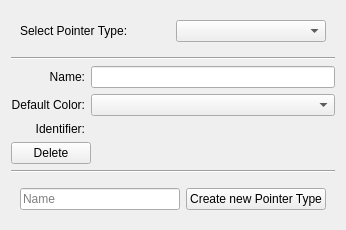
Qt form src/Interface/PointerTypePage.ui (KDE/rocs) before a commit.
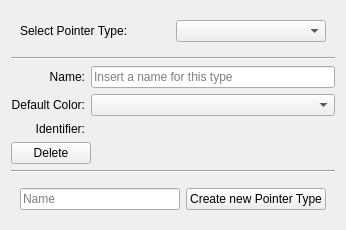
The same form after that commit. Custom widgets are drawn as their Qt base class.

Commit message: Set default type names.

The edit to the form file:
```diff
--- a/src/Interface/PointerTypePage.ui
+++ b/src/Interface/PointerTypePage.ui
@@ -56,7 +56,14 @@
       </widget>
      </item>
      <item row="0" column="1">
-      <widget class="QLineEdit" name="typeName"/>
+      <widget class="QLineEdit" name="typeName">
+       <property name="text">
+        <string/>
+       </property>
+       <property name="placeholderText">
+        <string>Insert a name for this type</string>
+       </property>
+      </widget>
      </item>
      <item row="1" column="0">
       <widget class="QLabel" name="typeDefaultColorLabel">
```
The commit also changes 3 other files.
